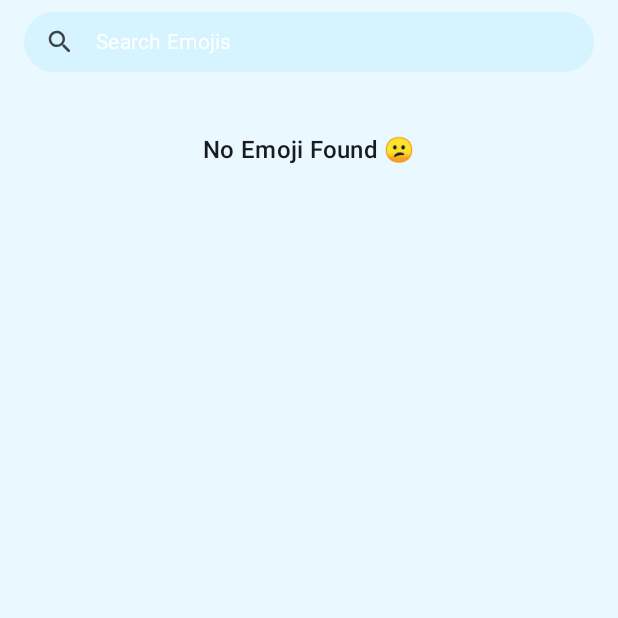
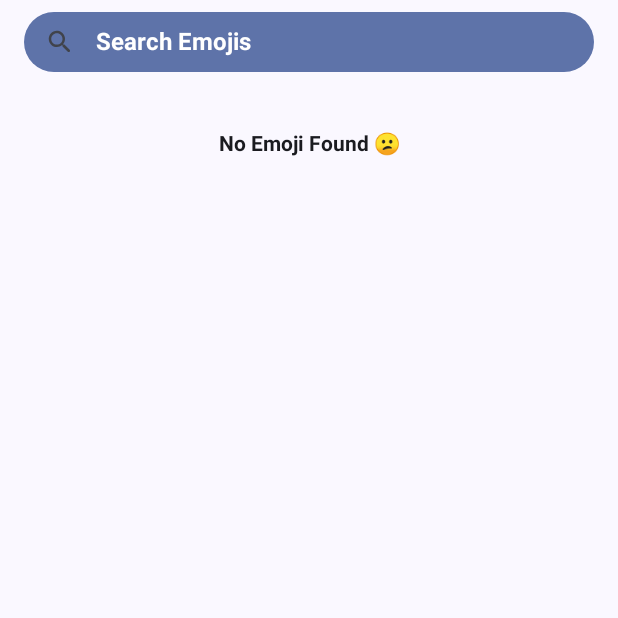
Before and after one commit to Abhimanyu14/compose-emoji-picker, an Android app built with Jetpack Compose: the screen it shows after launch (MainActivity), after a tap on an icon or button, on a phone screen of 412 x 824 dp, the top half of it. Run offline under Robolectric (Android 15) with nearby library versions, the phone set to English and light mode, and no system bars; libraries missing offline, so code that uses them is left out: emoji.core.datasource; 3 statements that could not run were skipped.

Commit message:
[TECH] UI changes

```diff
--- a/app/src/main/java/com/makeappssimple/abhimanyu/composeemojipicker/AppUI.kt
+++ b/app/src/main/java/com/makeappssimple/abhimanyu/composeemojipicker/AppUI.kt
@@ -59,10 +59,10 @@ fun AppUI() {
                     .fillMaxSize(),
             ) {
                 ComposeEmojiPickerBottomSheetUI(
-                    backgroundColor = Color(0xFFEAF9FF),
-                    groupTitleTextColor = Color(0xFF444444),
-                    searchBarColor = Color(0xFFD5F4FF),
-                    groupTitleTextStyle = MaterialTheme.typography.titleSmall,
+//                    backgroundColor = Color(0xFFEAF9FF),
+//                    groupTitleTextColor = Color(0xFF444444),
+//                    searchBarColor = Color(0xFFD5F4FF),
+//                    groupTitleTextStyle = MaterialTheme.typography.titleSmall,
                     onEmojiClick = { emoji ->
                         isModalBottomSheetVisible = false
                         selectedEmoji = emoji.character
--- a/app/src/main/java/com/makeappssimple/abhimanyu/composeemojipicker/ui/theme/Type.kt
+++ b/app/src/main/java/com/makeappssimple/abhimanyu/composeemojipicker/ui/theme/Type.kt
@@ -6,29 +6,106 @@ import androidx.compose.ui.text.font.FontFamily
 import androidx.compose.ui.text.font.FontWeight
 import androidx.compose.ui.unit.sp
 
-// Set of Material typography styles to start with
+// Material 3
 val Typography = Typography(
+    displayLarge = TextStyle(
+        fontSize = 32.sp,
+        fontWeight = FontWeight.Bold,
+        letterSpacing = 0.6.sp,
+        lineHeight = 40.sp,
+    ),
+    displayMedium = TextStyle(
+        fontSize = 24.sp,
+        fontWeight = FontWeight.Bold,
+        letterSpacing = 0.sp,
+        lineHeight = 32.sp,
+    ),
+    displaySmall = TextStyle(
+        fontSize = 16.sp,
+        fontWeight = FontWeight.Bold,
+        letterSpacing = 0.sp,
+        lineHeight = 24.sp,
+    ),
+
+    headlineLarge = TextStyle(
+        fontSize = 16.sp,
+        fontWeight = FontWeight.Bold,
+        letterSpacing = 0.sp,
+        lineHeight = 24.sp,
+    ),
+    headlineMedium = TextStyle(
+        fontSize = 14.sp,
+        fontWeight = FontWeight.Bold,
+        letterSpacing = 0.sp,
+        lineHeight = 22.sp,
+    ),
+    headlineSmall = TextStyle(
+        fontSize = 12.sp,
+        fontWeight = FontWeight.Bold,
+        letterSpacing = 0.sp,
+        lineHeight = 20.sp,
+    ),
+
+    /**
+     * Usage - CenterAlignedTopAppBar
+     */
+    titleLarge = TextStyle(
+        fontSize = 20.sp,
+        fontWeight = FontWeight.Normal,
+        letterSpacing = 0.sp,
+        lineHeight = 28.sp,
+    ),
+    titleMedium = TextStyle(
+        fontSize = 14.sp,
+        fontWeight = FontWeight.Normal,
+        letterSpacing = 0.2.sp,
+        lineHeight = 22.sp,
+    ),
+    titleSmall = TextStyle(
+        fontSize = 12.sp,
+        fontWeight = FontWeight.Normal,
+        letterSpacing = 0.1.sp,
+        lineHeight = 20.sp,
+    ),
+
+    /**
+     * Usage - OutlinedTextField
+     */
     bodyLarge = TextStyle(
-        fontFamily = FontFamily.Default,
+        fontSize = 16.sp,
         fontWeight = FontWeight.Normal,
-        fontSize = 16.sp,
+        letterSpacing = 0.5.sp,
         lineHeight = 24.sp,
-        letterSpacing = 0.5.sp
-    )
-    /* Other default text styles to override
-    titleLarge = TextStyle(
-        fontFamily = FontFamily.Default,
+    ),
+    bodyMedium = TextStyle(
+        fontSize = 14.sp,
         fontWeight = FontWeight.Normal,
-        fontSize = 22.sp,
-        lineHeight = 28.sp,
-        letterSpacing = 0.sp
+        letterSpacing = 0.2.sp,
+        lineHeight = 22.sp,
+    ),
+    bodySmall = TextStyle(
+        fontSize = 12.sp,
+        fontWeight = FontWeight.Normal,
+        letterSpacing = 0.4.sp,
+        lineHeight = 20.sp,
+    ),
+
+    labelLarge = TextStyle(
+        fontSize = 14.sp,
+        fontWeight = FontWeight.Bold,
+        letterSpacing = 0.5.sp,
+        lineHeight = 22.sp,
+    ),
+    labelMedium = TextStyle(
+        fontSize = 14.sp,
+        fontWeight = FontWeight.Normal,
+        letterSpacing = 0.5.sp,
+        lineHeight = 22.sp,
     ),
     labelSmall = TextStyle(
-        fontFamily = FontFamily.Default,
-        fontWeight = FontWeight.Medium,
-        fontSize = 11.sp,
-        lineHeight = 16.sp,
-        letterSpacing = 0.5.sp
-    )
-    */
+        fontSize = 10.sp,
+        fontWeight = FontWeight.Bold,
+        letterSpacing = 1.2.sp,
+        lineHeight = 18.sp,
+    ),
 )
--- a/composeemojipicker/src/main/java/com/makeappssimple/abhimanyu/composeemojipicker/ComposeEmojiPickerBottomSheetUI.kt
+++ b/composeemojipicker/src/main/java/com/makeappssimple/abhimanyu/composeemojipicker/ComposeEmojiPickerBottomSheetUI.kt
@@ -38,7 +38,6 @@ import kotlinx.coroutines.CoroutineScope
 import kotlinx.coroutines.Dispatchers
 import kotlinx.coroutines.launch
 import kotlinx.coroutines.withContext
-import java.util.Locale.filter
 import kotlin.math.ceil
 import kotlin.math.floor
 
@@ -161,9 +160,11 @@ private fun LazyListScope.composeEmojiPickerEmojiGrid(
 fun ComposeEmojiPickerBottomSheetUI(
     modifier: Modifier = Modifier,
     backgroundColor: Color = MaterialTheme.colorScheme.background,
+    searchBarColor: Color = MaterialTheme.colorScheme.primaryContainer,
+
     groupTitleTextColor: Color = MaterialTheme.colorScheme.onBackground,
-    searchBarColor: Color = MaterialTheme.colorScheme.primaryContainer,
-    groupTitleTextStyle: TextStyle = MaterialTheme.typography.bodyMedium,
+    groupTitleTextStyle: TextStyle = MaterialTheme.typography.headlineMedium,
+
     emojiFontSize: TextUnit = defaultEmojiFontSize,
     searchText: String = "",
     onEmojiClick: (emoji: Emoji) -> Unit,
@@ -200,8 +201,6 @@ fun ComposeEmojiPickerBottomSheetUI(
         firstEmoji = firstEmoji,
         emojiFontSize = emojiFontSize,
     )
-
-
 
     LaunchedEffect(
         key1 = Unit,
--- a/composeemojipicker/src/main/java/com/makeappssimple/abhimanyu/composeemojipicker/ComposeEmojiPickerEmojiUI.kt
+++ b/composeemojipicker/src/main/java/com/makeappssimple/abhimanyu/composeemojipicker/ComposeEmojiPickerEmojiUI.kt
@@ -6,8 +6,11 @@ import androidx.compose.foundation.combinedClickable
 import androidx.compose.foundation.layout.Box
 import androidx.compose.foundation.layout.padding
 import androidx.compose.foundation.layout.size
+import androidx.compose.material3.ExperimentalMaterial3Api
 import androidx.compose.material3.Text
+import androidx.compose.material3.TextFieldColors
 import androidx.compose.runtime.Composable
+import androidx.compose.runtime.Immutable
 import androidx.compose.ui.Alignment
 import androidx.compose.ui.Modifier
 import androidx.compose.ui.draw.clip
--- a/composeemojipicker/src/main/java/com/makeappssimple/abhimanyu/composeemojipicker/ComposeEmojiPickerEmptyUI.kt
+++ b/composeemojipicker/src/main/java/com/makeappssimple/abhimanyu/composeemojipicker/ComposeEmojiPickerEmptyUI.kt
@@ -23,7 +23,7 @@ fun ComposeEmojiPickerEmptyUI() {
         Text(
             text = "No Emoji Found 😕",
             color = MaterialTheme.colorScheme.onBackground,
-            style = MaterialTheme.typography.titleMedium,
+            style = MaterialTheme.typography.headlineMedium,
         )
     }
 }
--- a/composeemojipicker/src/main/java/com/makeappssimple/abhimanyu/composeemojipicker/ComposeEmojiPickerLoadingUI.kt
+++ b/composeemojipicker/src/main/java/com/makeappssimple/abhimanyu/composeemojipicker/ComposeEmojiPickerLoadingUI.kt
@@ -23,7 +23,7 @@ fun ComposeEmojiPickerLoadingUI() {
         Text(
             text = "Fetching Emoji ...",
             color = MaterialTheme.colorScheme.onBackground,
-            style = MaterialTheme.typography.titleMedium,
+            style = MaterialTheme.typography.headlineMedium,
         )
     }
 }
--- a/composeemojipicker/src/main/java/com/makeappssimple/abhimanyu/composeemojipicker/ComposeEmojiPickerSearchBar.kt
+++ b/composeemojipicker/src/main/java/com/makeappssimple/abhimanyu/composeemojipicker/ComposeEmojiPickerSearchBar.kt
@@ -28,12 +28,14 @@ import androidx.compose.ui.Modifier
 import androidx.compose.ui.draw.clip
 import androidx.compose.ui.focus.FocusRequester
 import androidx.compose.ui.focus.focusRequester
+import androidx.compose.ui.graphics.Brush
 import androidx.compose.ui.graphics.Color
 import androidx.compose.ui.graphics.Color.Companion.Transparent
 import androidx.compose.ui.graphics.SolidColor
 import androidx.compose.ui.platform.LocalFocusManager
 import androidx.compose.ui.platform.LocalSoftwareKeyboardController
 import androidx.compose.ui.platform.SoftwareKeyboardController
+import androidx.compose.ui.text.TextStyle
 import androidx.compose.ui.text.input.ImeAction
 import androidx.compose.ui.text.input.VisualTransformation
 import androidx.compose.ui.unit.dp
@@ -47,9 +49,18 @@ fun ComposeEmojiPickerSearchBar(
     isAutoFocusEnabled: Boolean = true,
     backgroundColor: Color,
     searchBarColor: Color,
+
+    text: String,
     textColor: Color = MaterialTheme.colorScheme.onPrimaryContainer,
+    textStyle: TextStyle = MaterialTheme.typography.bodyMedium,
+
     placeholderText: String = defaultPlaceholderText,
-    text: String,
+    placeholderTextColor: Color = MaterialTheme.colorScheme.onPrimaryContainer,
+    placeholderTextStyle: TextStyle = MaterialTheme.typography.headlineLarge,
+
+    cursorBrush: Brush = SolidColor(
+        value = MaterialTheme.colorScheme.primary,
+    ),
     onSearch: () -> Unit = {},
     onValueChange: (updatedSearchText: String) -> Unit = {},
 ) {
@@ -90,10 +101,9 @@ fun ComposeEmojiPickerSearchBar(
                 .focusRequester(
                     focusRequester = focusRequester,
                 ),
-            textStyle = MaterialTheme.typography.bodyMedium
-                .copy(
-                    color = MaterialTheme.colorScheme.onPrimaryContainer,
-                ),
+            textStyle = textStyle.copy(
+                color = textColor,
+            ),
             keyboardOptions = KeyboardOptions(
                 imeAction = ImeAction.Search,
             ),
@@ -103,9 +113,7 @@ fun ComposeEmojiPickerSearchBar(
                 },
             ),
             singleLine = true,
-            cursorBrush = SolidColor(
-                value = MaterialTheme.colorScheme.primary,
-            ),
+            cursorBrush = cursorBrush,
             decorationBox = {
                 TextFieldDefaults.DecorationBox(
                     value = text,
@@ -119,9 +127,9 @@ fun ComposeEmojiPickerSearchBar(
                     placeholder = {
                         Text(
                             text = placeholderText,
-                            style = MaterialTheme.typography.bodyMedium
+                            style = placeholderTextStyle
                                 .copy(
-                                    color = MaterialTheme.colorScheme.onPrimaryContainer,
+                                    color = placeholderTextColor,
                                 ),
                         )
                     },
```
